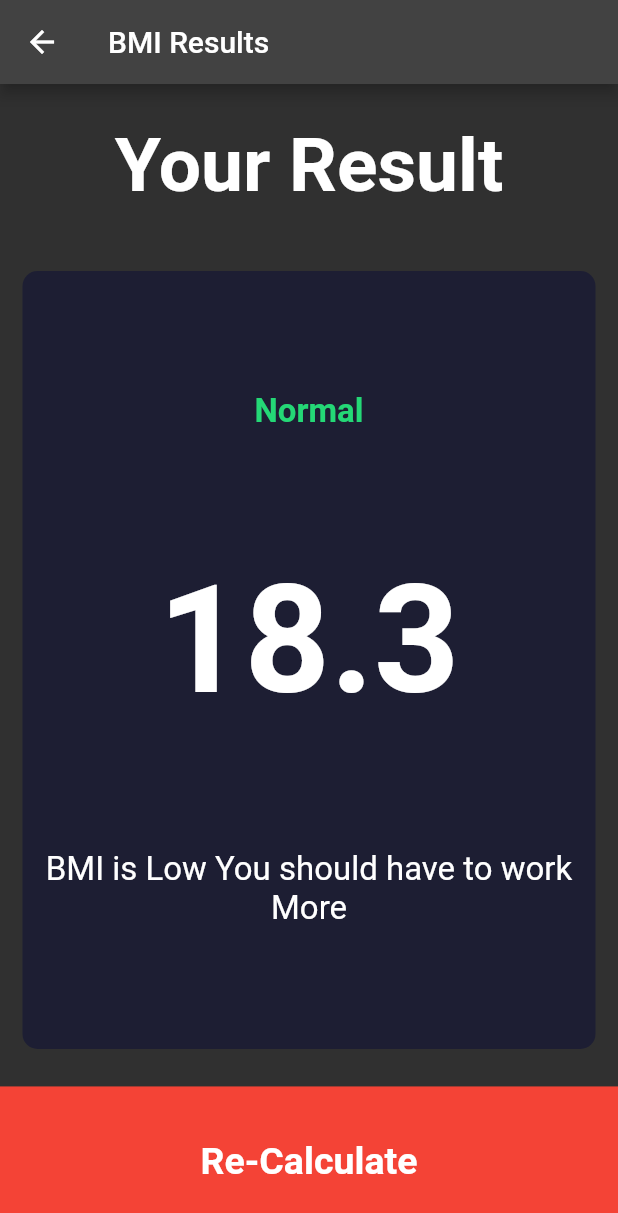
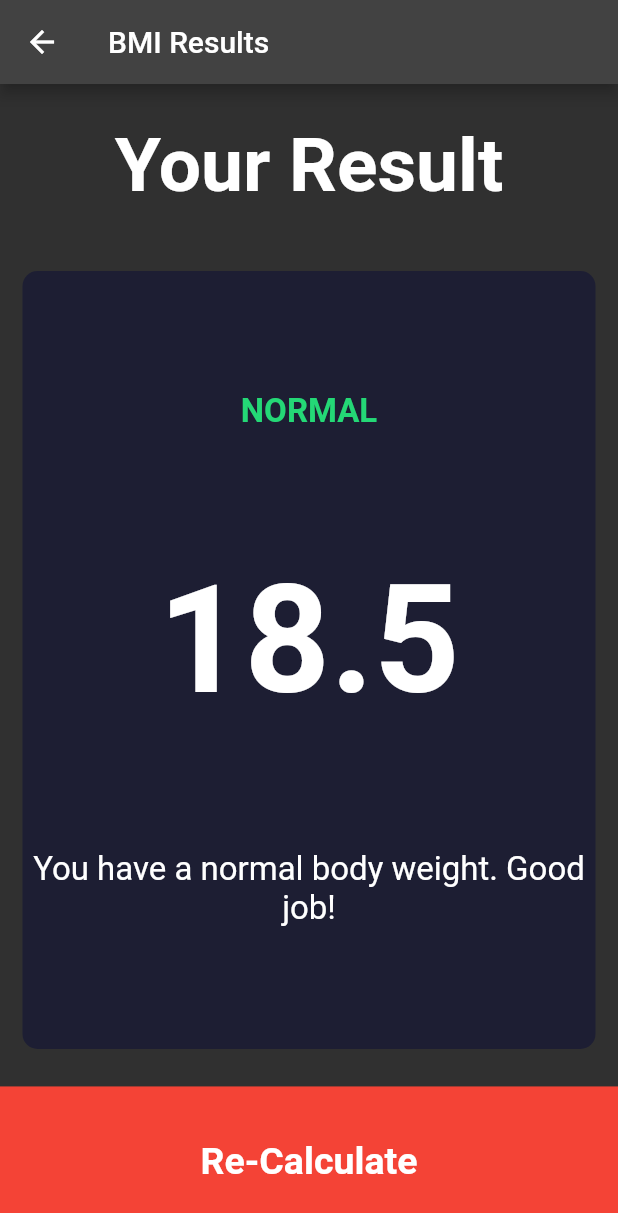
Before and after one commit to ShiekhAmish/FLutter_Apps_090, a Flutter app: the screen it shows after launch, after a tap on "Calculate", on a phone screen of 412 x 824 dp. Shown: the top 1213 px of the screen. Run offline on Flutter 3.47's test engine with Material 2 defaults, Android fonts, the phone set to English and light mode, and no system bars; our stand-ins replace animated_text_kit, audioplayers, font_awesome_flutter, google_fonts, rflutter_alert, share_plus and 2 more; missing offline and left inert: flutter_animated_button, mailto.

Commit message:
Part 16(Formula Behind Calculations)
Last Part of Our Journey to Create BMI Calculator Really interesting. Thanks Sir

```diff
--- /dev/null
+++ b/BMI_AMISH_090/lib/CalculatorBrain.dart
@@ -0,0 +1,32 @@
+import 'dart:math';
+
+class Calculator{
+  Calculator({this.height,this.weight});
+  final int ? height;
+  final int ? weight;
+  double ? _bmi;
+
+  String  CalculateBMI()
+  {
+    _bmi = (weight! / pow(height! / 100, 2));
+    return _bmi!.toStringAsFixed(1);
+  }
+  String getResult() {
+    if (_bmi! >= 25) {
+      return 'Overweight';
+    } else if (_bmi! > 18.5) {
+      return 'Normal';
+    } else {
+      return 'Underweight';
+    }
+  }
+  String getInterpretation() {
+    if (_bmi! >= 25) {
+      return 'You have a higher than normal body weight. Try to exercise more.';
+    } else if (_bmi! >= 18.5) {
+      return 'You have a normal body weight. Good job!';
+    } else {
+      return 'You have a lower than normal body weight. You can eat a bit more.';
+    }
+  }
+}
--- a/BMI_AMISH_090/lib/input.dart
+++ b/BMI_AMISH_090/lib/input.dart
@@ -6,6 +6,7 @@ import 'IconText.dart';
 import 'ContainerCode.dart';
 import 'ConstantFile.dart';
 import 'result.dart';
+import 'CalculatorBrain.dart';
 enum Gender{
   male,
   female,
@@ -197,7 +198,12 @@ class _InputState extends State<Input> {
 GestureDetector(
   onTap: ()
   {
-    Navigator.push(context, MaterialPageRoute(builder: (context)=>ResultScreen()));
+    Calculator cal=Calculator(height: SliderHeight, weight: SliderWeight);
+    Navigator.push(context, MaterialPageRoute(builder: (context)=>ResultScreen(
+      BMIResult: cal.CalculateBMI(),
+      ResultText: cal.getResult(),
+      Interpretation: cal.getInterpretation(),
+    )));
   },
 
   child:   Container(
--- a/BMI_AMISH_090/lib/result.dart
+++ b/BMI_AMISH_090/lib/result.dart
@@ -1,10 +1,17 @@
 import 'package:bmi_amish_090/ConstantFile.dart';
 import 'package:bmi_amish_090/ContainerCode.dart';
+import 'package:bmi_amish_090/main.dart';
 import 'package:flutter/material.dart';
 import 'ConstantFile.dart';
 import 'ConstantFile.dart';
 import 'input.dart';
 class ResultScreen extends StatelessWidget {
+
+  ResultScreen({required this.Interpretation,required this.BMIResult,required this.ResultText});
+
+  final String BMIResult;
+   final String ResultText;
+   final String Interpretation;
 
 
   @override
@@ -33,17 +40,17 @@ class ResultScreen extends StatelessWidget {
               cardWidget: Column(
                 mainAxisAlignment: MainAxisAlignment.spaceEvenly,
                 crossAxisAlignment: CrossAxisAlignment.center,
-                children: <Widget>[
+                children: [
                   Text(
-                    'Normal',
+                    ResultText.toUpperCase(),
                     style: ResultStyle,
                   ),
                   Text(
-                    '18.3',
+                    BMIResult,
                     style: BMIStyle,
                   ),
                   Text(
-                    'BMI is Low You should have to work More',
+                    Interpretation,
                     textAlign: TextAlign.center,
                     style: BodyStyle,
                   ),
@@ -54,7 +61,7 @@ class ResultScreen extends StatelessWidget {
           Expanded(child: GestureDetector(
             onTap: ()
             {
-              Navigator.push(context, MaterialPageRoute(builder: (context)=>ResultScreen()));
+              Navigator.push(context, MaterialPageRoute(builder: (context)=>BMI()));
             },
 
             child:   Container(
```
